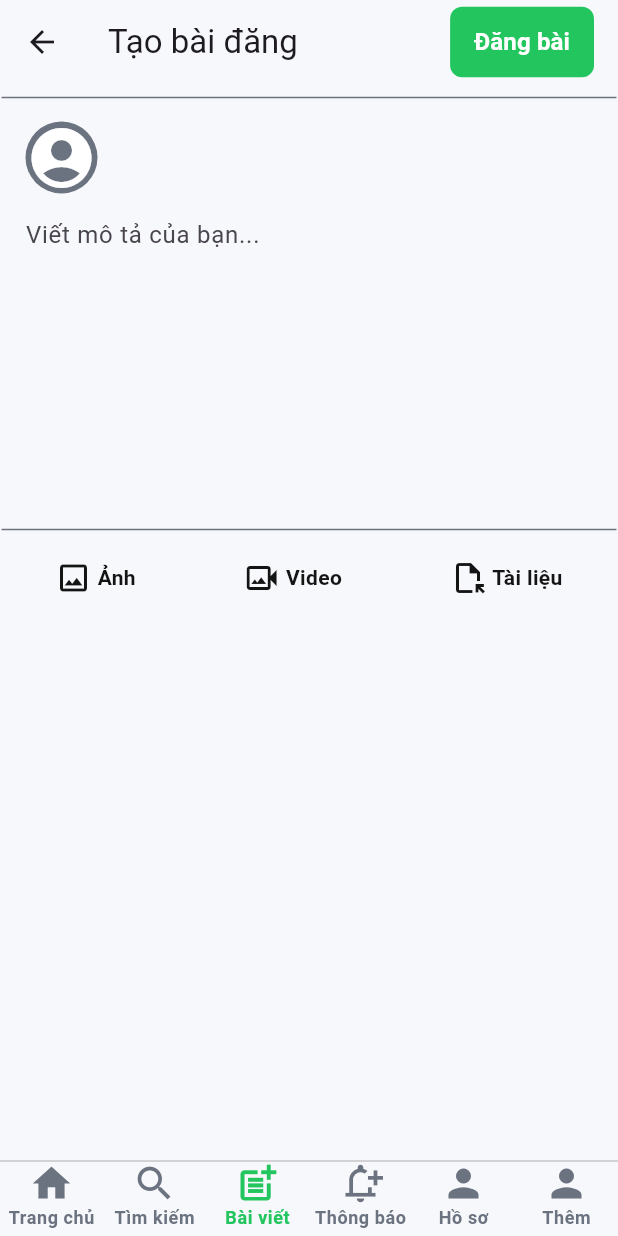
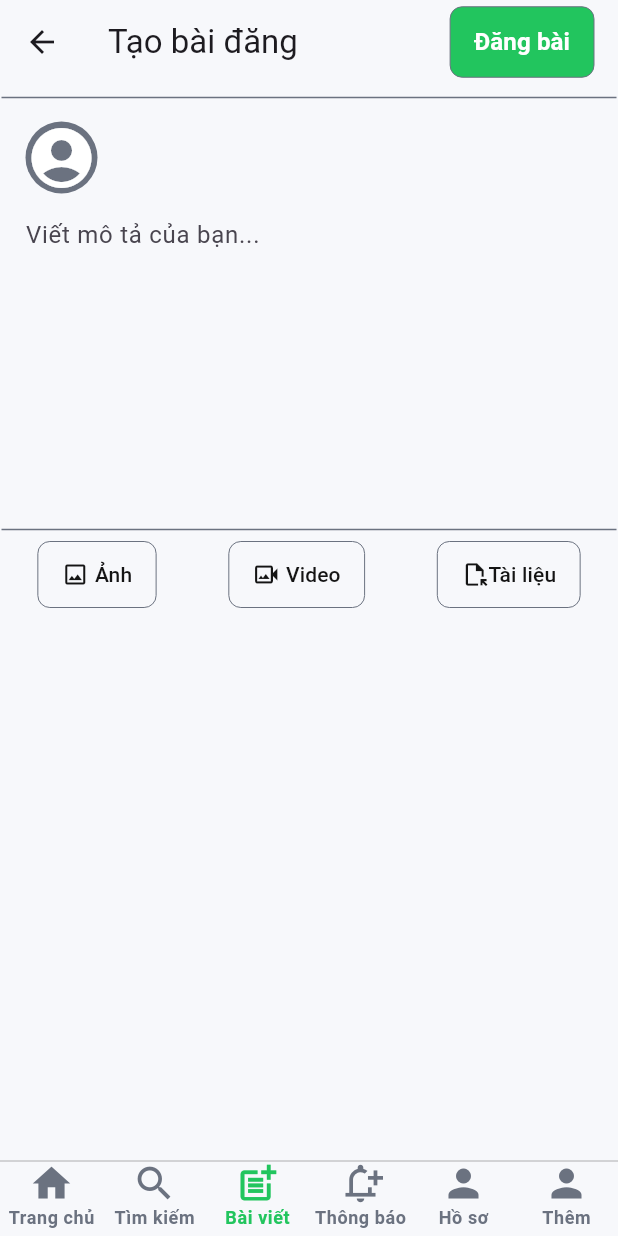
Before and after one commit to daoporo102/trevie-social-app, a Flutter app: the screen it shows once a user with an empty profile is signed in, item 3 of the bottom bar chosen, after a tap on "Video", on a phone screen of 412 x 824 dp. Run offline on Flutter 3.47's test engine with Material 3 defaults, Android fonts, the phone set to English and light mode, and no system bars; our stand-ins replace cached_network_image, cloud_firestore, firebase_auth, firebase_core, firebase_storage, flutter_svg and 1 more; missing offline and left inert: firebase_app_check; accounts and stored records are empty; generated files the repository leaves out were written again; network calls fail.

Commit message:
refactor(custom-button): Use custom button

```diff
--- a/lib/screens/add_post_screen.dart
+++ b/lib/screens/add_post_screen.dart
@@ -10,9 +10,8 @@ import 'package:social_media_app/responsive/web_screen_layout.dart';
 import 'package:social_media_app/utils/colors.dart';
 import 'package:social_media_app/utils/global_variables.dart';
 import 'package:social_media_app/utils/utils.dart';
-import 'package:social_media_app/widgets/custom_icon_button.dart';
 import 'package:social_media_app/widgets/custom_snack_bar.dart';
-import 'package:social_media_app/widgets/custom_text_button.dart';
+import 'package:social_media_app/widgets/custom_button.dart';
 
 class AddPostScreen extends StatefulWidget {
   const AddPostScreen({super.key});
@@ -237,9 +236,7 @@ class _AddPostScreenState extends State<AddPostScreen> {
                   const Spacer(), // Push title to center
                   Text('Tạo bài đăng'),
                   const Spacer(),
-                  CustomTextButton(
-                    backgroundColor: appPrimaryColor,
-                    overlayColor: onPrimaryColor,
+                  CustomButton(
                     onPressed: () =>
                         postImage(user.uid, user.displayName, user.photoUrl),
                     child: const Text(
@@ -261,9 +258,7 @@ class _AddPostScreenState extends State<AddPostScreen> {
             : [
                 Padding(
                   padding: const EdgeInsets.only(left: 16.0, right: 16.0),
-                  child: CustomTextButton(
-                    backgroundColor: appPrimaryColor,
-                    overlayColor: onPrimaryColor,
+                  child: CustomButton(
                     onPressed: () =>
                         postImage(user.uid, user.displayName, user.photoUrl),
                     child: const Text(
@@ -362,20 +357,69 @@ class _AddPostScreenState extends State<AddPostScreen> {
                   ? Row(
                       mainAxisAlignment: MainAxisAlignment.spaceAround,
                       children: [
-                        CustomIconButton(
-                          icon: Icons.image_outlined,
-                          label: 'Ảnh',
-                          onPress: () => _selectImage(context),
+                        CustomButton(
+                          backgroundColor: width > webScreenSize
+                              ? webBackgroundColor
+                              : mobileBackgroundColor,
+                          borderRadius: BorderRadius.circular(8),
+                          overlayColor: appPrimaryColor,
+                          onPressed: () {
+                            _selectImage(context);
+                          },
+                          child: Row(
+                            children: const [
+                              Icon(
+                                Icons.image_outlined,
+                                color: primaryTextColor,
+                              ),
+                              SizedBox(width: 4),
+                              Text(
+                                'Ảnh',
+                                style: TextStyle(color: primaryTextColor),
+                              ),
+                            ],
+                          ),
                         ),
-                        CustomIconButton(
-                          icon: Icons.video_camera_back_outlined,
-                          label: 'Video',
-                          onPress: () {},
+                        CustomButton(
+                          backgroundColor: width > webScreenSize
+                              ? webBackgroundColor
+                              : mobileBackgroundColor,
+                          borderRadius: BorderRadius.circular(8),
+                          overlayColor: appPrimaryColor,
+                          onPressed: () {},
+                          child: Row(
+                            children: const [
+                              Icon(
+                                Icons.video_camera_back_outlined,
+                                color: primaryTextColor,
+                              ),
+                              SizedBox(width: 4),
+                              Text(
+                                'Video',
+                                style: TextStyle(color: primaryTextColor),
+                              ),
+                            ],
+                          ),
                         ),
-                        CustomIconButton(
-                          icon: Icons.file_open_outlined,
-                          label: 'Tài liệu',
-                          onPress: () {},
+                        CustomButton(
+                          backgroundColor: width > webScreenSize
+                              ? webBackgroundColor
+                              : mobileBackgroundColor,
+                          borderRadius: BorderRadius.circular(8),
+                          overlayColor: appPrimaryColor,
+                          onPressed: () {},
+                          child: Row(
+                            children: const [
+                              Icon(
+                                Icons.file_open_outlined,
+                                color: primaryTextColor,
+                              ),
+                              Text(
+                                'Tài liệu',
+                                style: TextStyle(color: primaryTextColor),
+                              ),
+                            ],
+                          ),
                         ),
                       ],
                     )
--- a/lib/screens/profile_screen.dart
+++ b/lib/screens/profile_screen.dart
@@ -10,7 +10,7 @@ import 'package:social_media_app/utils/colors.dart';
 import 'package:social_media_app/utils/global_variables.dart';
 import 'package:social_media_app/utils/utils.dart';
 import 'package:social_media_app/widgets/custom_snack_bar.dart';
-import 'package:social_media_app/widgets/custom_text_button.dart';
+import 'package:social_media_app/widgets/custom_button.dart';
 import 'package:social_media_app/widgets/post_card.dart';
 
 class ProfileScreen extends StatefulWidget {
@@ -232,9 +232,10 @@ class _ProfileScreenState extends State<ProfileScreen> {
                                 Widget btn;
                                 if (FirebaseAuth.instance.currentUser!.uid ==
                                     widget.uid) {
-                                  btn = CustomTextButton(
-                                    backgroundColor:
-                                        secondaryButtonBackgroundColor,
+                                  btn = CustomButton(
+                                    backgroundColor: width > webScreenSize
+                                        ? webBackgroundColor
+                                        : mobileBackgroundColor,
                                     borderRadius: BorderRadius.circular(8),
                                     overlayColor: appPrimaryColor,
                                     onPressed: () async {
@@ -277,7 +278,11 @@ class _ProfileScreenState extends State<ProfileScreen> {
                                     ),
                                   );
                                 } else if (isFollowing) {
-                                  btn = CustomTextButton(
+                                  btn = CustomButton(
+                                    backgroundColor: width > webScreenSize
+                                        ? webBackgroundColor
+                                        : mobileBackgroundColor,
+                                    overlayColor: appPrimaryColor,
                                     onPressed: () async {
                                       //unfollow user
                                       await FirestoreMethod().followUser(
@@ -312,10 +317,8 @@ class _ProfileScreenState extends State<ProfileScreen> {
                                     ),
                                   );
                                 } else {
-                                  btn = CustomTextButton(
-                                    backgroundColor: appPrimaryColor,
+                                  btn = CustomButton(
                                     borderRadius: BorderRadius.circular(8),
-                                    overlayColor: onPrimaryColor,
                                     onPressed: () async {
                                       //follow user
                                       await FirestoreMethod().followUser(
--- a/lib/widgets/compose_widget.dart
+++ b/lib/widgets/compose_widget.dart
@@ -4,7 +4,7 @@ import 'package:social_media_app/providers/user_provider.dart';
 import 'package:social_media_app/screens/add_post_screen.dart';
 import 'package:social_media_app/utils/colors.dart';
 import 'package:social_media_app/utils/global_variables.dart';
-import 'package:social_media_app/widgets/custom_text_button.dart';
+import 'package:social_media_app/widgets/custom_button.dart';
 
 class ComposePostCard extends StatelessWidget {
   const ComposePostCard({super.key});
@@ -45,7 +45,7 @@ class ComposePostCard extends StatelessWidget {
                 CircleAvatar(backgroundImage: NetworkImage(user.photoUrl)),
                 const SizedBox(width: 16),
                 Expanded(
-                  child: CustomTextButton(
+                  child: CustomButton(
                     onPressed: () => _goToCreatePost(context),
                     backgroundColor: textFieldBackgroundColor,
                     overlayColor: appPrimaryColor,
--- a/lib/widgets/custom_text_button.dart
+++ b/lib/widgets/custom_button.dart
@@ -1,7 +1,7 @@
 import 'package:flutter/material.dart';
 import 'package:social_media_app/utils/colors.dart';
 
-class CustomTextButton extends StatelessWidget {
+class CustomButton extends StatelessWidget {
   final VoidCallback onPressed;
   final Widget child;
   final Color? backgroundColor;
@@ -12,19 +12,23 @@ class CustomTextButton extends StatelessWidget {
   final BorderRadius? borderRadius;
   final Size? minimumSize;
   final double? elevation;
+  final double? borderWidth;
+  final Color? borderColor;
 
-  const CustomTextButton({
+  const CustomButton({
     super.key,
     required this.onPressed,
     required this.child,
-    this.backgroundColor,
+    this.backgroundColor = appPrimaryColor,
     this.hoverColor,
-    this.overlayColor,
+    this.overlayColor = onPrimaryColor,
     this.padding,
     this.borderRadius,
     this.minimumSize,
     this.elevation,
     this.pressColor,
+    this.borderWidth,
+    this.borderColor = secondaryColor,
   });
 
   @override
@@ -54,37 +58,32 @@ class CustomTextButton extends StatelessWidget {
         ) {
           if (states.contains(WidgetState.pressed)) {
             return overlayColor?.withValues(alpha: 0.18) ??
-                (appPrimaryColor).withValues(
-                  alpha: 0.18,
-                );
+                (appPrimaryColor).withValues(alpha: 0.18);
           }
           if (states.contains(WidgetState.hovered)) {
             return overlayColor?.withValues(alpha: 0.08) ??
-                (appPrimaryColor).withValues(
-                  alpha: 0.08,
-                );
+                (appPrimaryColor).withValues(alpha: 0.08);
           }
           if (states.contains(WidgetState.focused)) {
             return overlayColor?.withValues(alpha: 0.15) ??
-                (appPrimaryColor).withValues(
-                  alpha: 0.15,
-                );
+                (appPrimaryColor).withValues(alpha: 0.15);
           }
           return null;
         }),
-        padding: WidgetStateProperty.all(padding??
-            const EdgeInsets.symmetric(
-              vertical: 12,
-              horizontal: 16,
-            )),
+        padding: WidgetStateProperty.all(
+          padding ?? const EdgeInsets.symmetric(vertical: 12, horizontal: 16),
+        ),
         shape: WidgetStateProperty.all(
           RoundedRectangleBorder(
             borderRadius: borderRadius ?? BorderRadius.circular(8),
           ),
         ),
         minimumSize: WidgetStateProperty.all(minimumSize),
-        elevation: WidgetStateProperty.all(elevation??0),
+        elevation: WidgetStateProperty.all(elevation ?? 0),
         tapTargetSize: MaterialTapTargetSize.shrinkWrap,
+        side: WidgetStateProperty.all(
+          BorderSide(color: secondaryColor, width: borderWidth ?? 0),
+        ),
       ),
       child: child,
     );
--- a/lib/widgets/custom_icon_button.dart
+++ /dev/null
@@ -1,41 +0,0 @@
-import 'package:flutter/material.dart';
-import 'package:social_media_app/utils/colors.dart';
-
-class CustomIconButton extends StatelessWidget {
-  final IconData icon;
-  final Color? iconColor;
-  final Color? labelColor;
-  final String label;
-  final VoidCallback onPress;
-
-  const CustomIconButton({
-    super.key,
-    required this.icon,
-    this.iconColor = primaryTextColor,
-    required this.label,
-    this.labelColor = primaryTextColor,
-    required this.onPress,
-  });
-
-  @override
-  Widget build(BuildContext context) {
-    return IconButton(
-      icon: Row(
-        mainAxisSize: MainAxisSize.min,
-        children: [
-          Icon(icon, color: iconColor),
-          SizedBox(width: 4),
-          Text(
-            label,
-            style: TextStyle(
-              color: labelColor,
-              fontWeight: FontWeight.bold,
-              overflow: TextOverflow.ellipsis,
-            ),
-          ),
-        ],
-      ),
-      onPressed: onPress,
-    );
-  }
-}
```
Also changed, not shown: lib/screens/comments_screen.dart (+21 -7 lines), lib/utils/colors.dart (+0 -7 lines), lib/widgets/comment_card.dart (+53 -14 lines), lib/widgets/nav_bar_button.dart (+5 -8 lines), lib/widgets/post_card.dart (+74 -34 lines).
